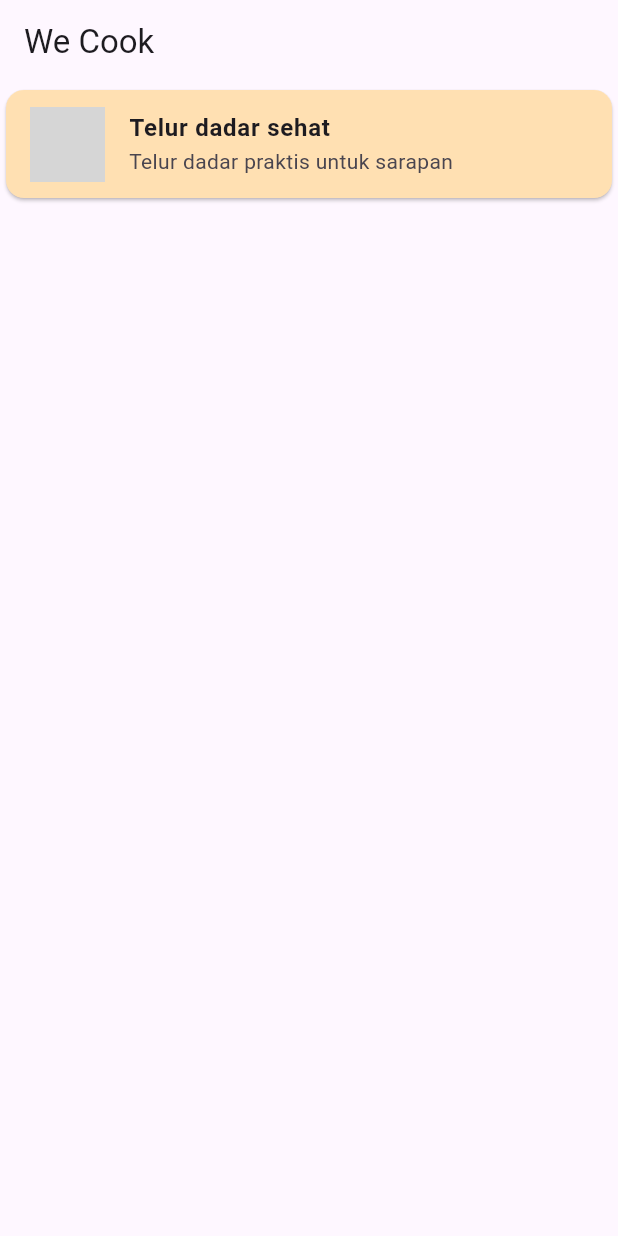
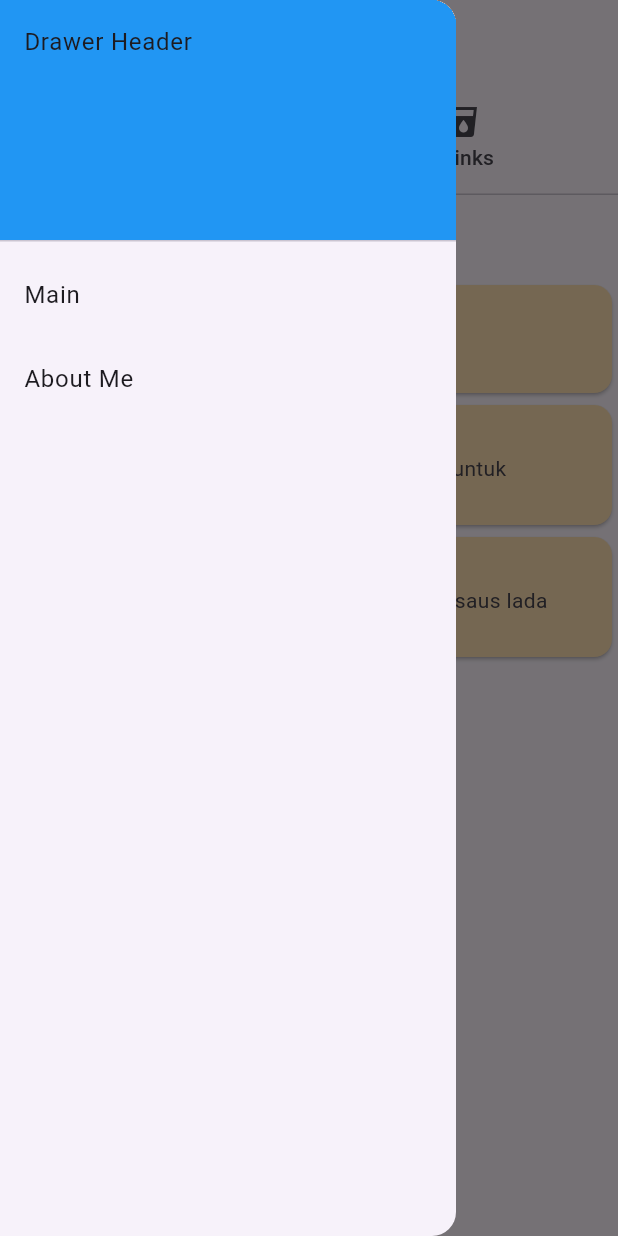
Before and after one commit to dzaky-pr/tekber-belajar-flutter, a Flutter app: the screen it shows after launch, with the side drawer open (before the commit the screen has no drawer), on a phone screen of 412 x 824 dp. Run offline on Flutter 3.47's test engine with Material 3 defaults, Android fonts, the phone set to English and light mode, and no system bars; grey boxes are pictures that could not be loaded.

Commit message:
feat: weeks 3 navigation

```diff
--- /dev/null
+++ b/lib/data/recipe_data.dart
@@ -0,0 +1,87 @@
+import 'package:myapp/models/recipe_model.dart';
+
+final List<Recipe> recipes = [
+  Recipe(
+    title: 'Telur dadar sehat',
+    description: 'Telur dadar praktis untuk sarapan',
+    imgUrl: 'assets/images/telor_dadar.jpg',
+    ingredients: ['2 butir telur', 'sejumput garam', 'sedikit minyak goreng'],
+    steps: [
+      'Kocok telur dan tambahkan garam',
+      'Panaskan minyak di wajan',
+      'Tuang adonan telur dan masak hingga matang'
+    ],
+    category: 'foods',
+  ),
+  Recipe(
+      title: 'Nasi Goreng',
+      description:
+          'Nasi goreng sederhana dan lezat untuk sarapan atau makan malam.',
+      imgUrl: 'assets/images/nasi_goreng.jpg',
+      ingredients: [
+        '1 piring nasi putih',
+        '1 butir telur',
+        '1 siung bawang putih, cincang',
+        '2 sdm kecap manis',
+        '1 sdm minyak goreng',
+        'Garam secukupnya',
+        'Irisan daun bawang (opsional)'
+      ],
+      steps: [
+        'Panaskan minyak di wajan, tumis bawang putih hingga harum.',
+        'Tambahkan telur dan orak-arik hingga matang.',
+        'Masukkan nasi, kecap manis, dan garam. Aduk hingga tercampur rata.',
+        'Masak hingga nasi panas dan kecokelatan. Tambahkan daun bawang jika diinginkan.'
+      ],
+      category: 'foods'),
+  Recipe(
+      title: 'Chocolate Milkshake',
+      description: 'Milkshake cokelat creamy yang menyegarkan.',
+      imgUrl: 'assets/images/chocolate_milkshake.jpeg',
+      ingredients: [
+        '200 ml susu cair',
+        '2 sdm cokelat bubuk',
+        '1 sdm gula',
+        '3-4 es batu',
+        'Whipped cream (opsional)'
+      ],
+      steps: [
+        'Masukkan susu, cokelat bubuk, gula, dan es batu ke dalam blender.',
+        'Blender hingga halus dan berbusa.',
+        'Tuang ke dalam gelas dan tambahkan whipped cream jika diinginkan.'
+      ],
+      category: 'drinks'),
+  Recipe(
+      title: 'Orange Juice',
+      description: 'Jus jeruk segar untuk mengawali hari dengan vitamin C.',
+      imgUrl: 'assets/images/orange_juice.jpg',
+      ingredients: [
+        '2 buah jeruk manis',
+        'Es batu secukupnya',
+        'Gula atau madu (opsional)'
+      ],
+      steps: [
+        'Peras jeruk untuk mendapatkan jusnya.',
+        'Tambahkan es batu dan gula atau madu jika diinginkan.',
+        'Aduk rata dan sajikan.'
+      ],
+      category: 'drinks'),
+  Recipe(
+      title: 'Steak',
+      description: 'Steak daging sapi empuk dengan saus lada hitam.',
+      imgUrl: 'assets/images/steak.jpg',
+      ingredients: [
+        '200 gram daging sapi (sirloin atau tenderloin)',
+        'Garam dan lada hitam secukupnya',
+        '1 sdm minyak zaitun',
+        '1 sdm mentega',
+        'Saus steak (sesuai selera)'
+      ],
+      steps: [
+        'Bumbui daging dengan garam dan lada hitam.',
+        'Panaskan minyak zaitun di wajan dan masak daging hingga tingkat kematangan yang diinginkan.',
+        'Tambahkan mentega dan oleskan di atas daging selama memasak.',
+        'Sajikan dengan saus steak dan pelengkap sesuai selera.'
+      ],
+      category: 'foods'),
+];
--- a/lib/main.dart
+++ b/lib/main.dart
@@ -1,4 +1,6 @@
 import 'package:flutter/material.dart';
+import 'package:myapp/routes/app_routes.dart';
+import 'package:myapp/widgets/recipe_tabs.dart';
 
 void main() {
   runApp(const MyApp());
@@ -9,149 +11,10 @@ class MyApp extends StatelessWidget {
 
   @override
   Widget build(BuildContext context) {
-    return MaterialApp(
+    return const MaterialApp(
       title: 'We Cook',
-      home: RecipeListPage(),
+      home: RecipeTabs(),
+      onGenerateRoute: AppRoutes.generateRoute,
     );
   }
 }
-
-// ignore: use_key_in_widget_constructors
-class RecipeListPage extends StatelessWidget {
-  final List<Map<String, dynamic>> recipes = [
-    {
-      'title': 'Telur dadar sehat',
-      'description': 'Telur dadar praktis untuk sarapan',
-      'imgUrl':
-          'https://res.cloudinary.com/du7nturtm/image/upload/v1730955686/telur_wakq8k.jpg',
-      'ingredients': [
-        '2 butir telur',
-        'sejumput garam',
-        'sedikit minyak goreng'
-      ],
-      'steps': [
-        'Kocok telur dan tambahkan garam',
-        'Panaskan minyak di wajan',
-        'Tuang adonan telur dan masak hingga matang'
-      ],
-    },
-  ];
-
-  @override
-  Widget build(BuildContext context) {
-    return Scaffold(
-      appBar: AppBar(
-        title: const Text('We Cook'),
-      ),
-      body: ListView.builder(
-        itemCount: recipes.length,
-        itemBuilder: (context, index) {
-          return Card(
-            color: Colors.orange.shade100,
-            child: ListTile(
-              leading: Image.network(
-                recipes[index]['imgUrl']!,
-                width: 50,
-                height: 50,
-                fit: BoxFit.cover,
-              ),
-              title: Text(
-                recipes[index]['title']!,
-                style: const TextStyle(fontWeight: FontWeight.bold),
-              ),
-              subtitle: Text(
-                recipes[index]['description']!,
-              ),
-              onTap: () {
-                Navigator.push(
-                  context,
-                  MaterialPageRoute(
-                    builder: (context) =>
-                        RecipeDetailPage(recipe: recipes[index]),
-                  ),
-                );
-              },
-            ),
-          );
-        },
-      ),
-    );
-  }
-}
-
-class RecipeDetailPage extends StatelessWidget {
-  final Map<String, dynamic> recipe;
-
-  const RecipeDetailPage({super.key, required this.recipe});
-
-  @override
-  Widget build(BuildContext context) {
-    return Scaffold(
-      appBar: AppBar(
-        title: Text(recipe['title']!),
-        backgroundColor: Colors.orangeAccent,
-      ),
-      body: Padding(
-        padding: const EdgeInsets.all(16.0),
-        child: Column(
-          crossAxisAlignment: CrossAxisAlignment.start,
-          children: [
-            Image.network(
-              recipe['imgUrl']!,
-              width: double.infinity,
-              height: 200,
-              fit: BoxFit.cover,
-            ),
-            const SizedBox(height: 16),
-            Text(
-              recipe['title']!,
-              style: const TextStyle(fontSize: 24, fontWeight: FontWeight.bold),
-            ),
-            const SizedBox(height: 16),
-            const Text(
-              'Bahan-bahan',
-              style: TextStyle(
-                fontSize: 18,
-                fontWeight: FontWeight.bold,
-                color: Colors.green,
-              ),
-            ),
-            const SizedBox(height: 8),
-            ListView.builder(
-              shrinkWrap: true,
-              physics: const NeverScrollableScrollPhysics(),
-              itemCount: recipe['ingredients'].length,
-              itemBuilder: (context, index) {
-                return Text(
-                  '- ${recipe['ingredients'][index]}',
-                  style: const TextStyle(fontSize: 16),
-                );
-              },
-            ),
-            const SizedBox(height: 16),
-            const Text(
-              'Langkah-langkah',
-              style: TextStyle(
-                fontSize: 18,
-                fontWeight: FontWeight.bold,
-                color: Colors.green,
-              ),
-            ),
-            const SizedBox(height: 8),
-            ListView.builder(
-              shrinkWrap: true,
-              physics: const NeverScrollableScrollPhysics(),
-              itemCount: recipe['steps'].length,
-              itemBuilder: (context, index) {
-                return Text(
-                  '${index + 1}. ${recipe['steps'][index]}',
-                  style: const TextStyle(fontSize: 16),
-                );
-              },
-            )
-          ],
-        ),
-      ),
-    );
-  }
-}
--- /dev/null
+++ b/lib/models/recipe_model.dart
@@ -0,0 +1,17 @@
+class Recipe {
+  final String title;
+  final String description;
+  final String imgUrl;
+  final List<String> ingredients;
+  final List<String> steps;
+  final String category;
+
+  Recipe({
+    required this.title,
+    required this.description,
+    required this.imgUrl,
+    required this.ingredients,
+    required this.steps,
+    required this.category,
+  });
+}
--- /dev/null
+++ b/lib/screens/about_me.dart
@@ -0,0 +1,20 @@
+import 'package:flutter/material.dart';
+
+class AboutMe extends StatelessWidget {
+  const AboutMe({super.key});
+
+  @override
+  Widget build(BuildContext context) {
+    return Scaffold(
+      appBar: AppBar(
+        title: const Text('About Me'),
+      ),
+      body: const Center(
+        child: Text(
+          'This is the About Me page',
+          style: TextStyle(fontSize: 24, fontWeight: FontWeight.bold),
+        ),
+      ),
+    );
+  }
+}
--- /dev/null
+++ b/lib/screens/recipe_list.dart
@@ -0,0 +1,49 @@
+import 'package:flutter/material.dart';
+import '../data/recipe_data.dart';
+
+// ignore: use_key_in_widget_constructors
+class RecipeListPage extends StatelessWidget {
+  final String category;
+
+  const RecipeListPage({super.key, required this.category});
+
+  @override
+  Widget build(BuildContext context) {
+    final filteredRecipes =
+        recipes.where((recipe) => recipe.category == category).toList();
+    return Scaffold(
+      appBar: AppBar(
+        title: const Text('We Cook'),
+      ),
+      body: ListView.builder(
+        itemCount: filteredRecipes.length,
+        itemBuilder: (context, index) {
+          final recipes = filteredRecipes[index];
+
+          return Card(
+            color: Colors.orange.shade100,
+            child: ListTile(
+              leading: Image.asset(
+                recipes.imgUrl,
+                width: 50,
+                height: 50,
+                fit: BoxFit.cover,
+              ),
+              title: Text(
+                recipes.title,
+                style: const TextStyle(fontWeight: FontWeight.bold),
+              ),
+              subtitle: Text(
+                recipes.description,
+              ),
+              onTap: () {
+                Navigator.pushNamed(context, '/recipeDetail',
+                    arguments: recipes);
+              },
+            ),
+          );
+        },
+      ),
+    );
+  }
+}
--- /dev/null
+++ b/lib/widgets/recipe_drawer.dart
@@ -0,0 +1,34 @@
+import 'package:flutter/material.dart';
+
+class AppDrawer extends StatelessWidget {
+  const AppDrawer({super.key});
+
+  @override
+  Widget build(BuildContext context) {
+    return Drawer(
+      child: ListView(
+        padding: EdgeInsets.zero,
+        children: [
+          const DrawerHeader(
+            decoration: BoxDecoration(
+              color: Colors.blue,
+            ),
+            child: Text('Drawer Header'),
+          ),
+          ListTile(
+            title: const Text('Main'),
+            onTap: () {
+              Navigator.pushNamed(context, '/main');
+            },
+          ),
+          ListTile(
+            title: const Text('About Me'),
+            onTap: () {
+              Navigator.pushNamed(context, '/aboutMe');
+            },
+          ),
+        ],
+      ),
+    );
+  }
+}
--- /dev/null
+++ b/lib/widgets/recipe_tabs.dart
@@ -0,0 +1,32 @@
+import 'package:flutter/material.dart';
+import 'package:myapp/screens/recipe_list.dart';
+import 'package:myapp/widgets/recipe_drawer.dart';
+
+class RecipeTabs extends StatelessWidget {
+  const RecipeTabs({super.key});
+
+  @override
+  Widget build(BuildContext context) {
+    return DefaultTabController(
+      length: 2,
+      child: Scaffold(
+        appBar: AppBar(
+          bottom: const TabBar(
+            tabs: [
+              Tab(text: 'Foods', icon: Icon(Icons.fastfood)),
+              Tab(text: 'Drinks', icon: Icon(Icons.local_drink)),
+            ],
+          ),
+          title: const Text('Tabs Demo'),
+        ),
+        drawer: const AppDrawer(),
+        body: const TabBarView(
+          children: [
+            RecipeListPage(category: 'foods'),
+            RecipeListPage(category: 'drinks'),
+          ],
+        ),
+      ),
+    );
+  }
+}
```
Also changed, not shown: lib/routes/app_routes.dart (added, +47 -0 lines), lib/screens/recipe_detail.dart (added, +79 -0 lines), pubspec.yaml (+4 -3 lines), assets/images/chocolate_milkshake.jpeg (added), assets/images/nasi_goreng.jpg (added), assets/images/orange_juice.jpg (added), assets/images/steak.jpg (added), assets/images/telor_dadar.jpg (renamed from assets/telur.jpg).
